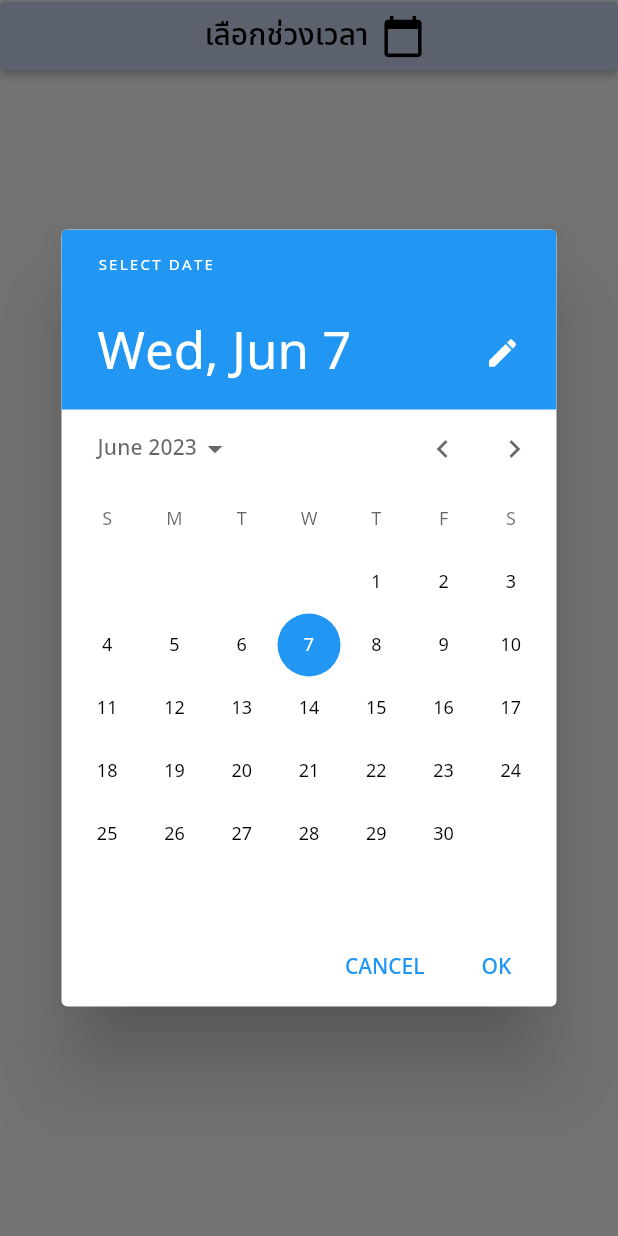
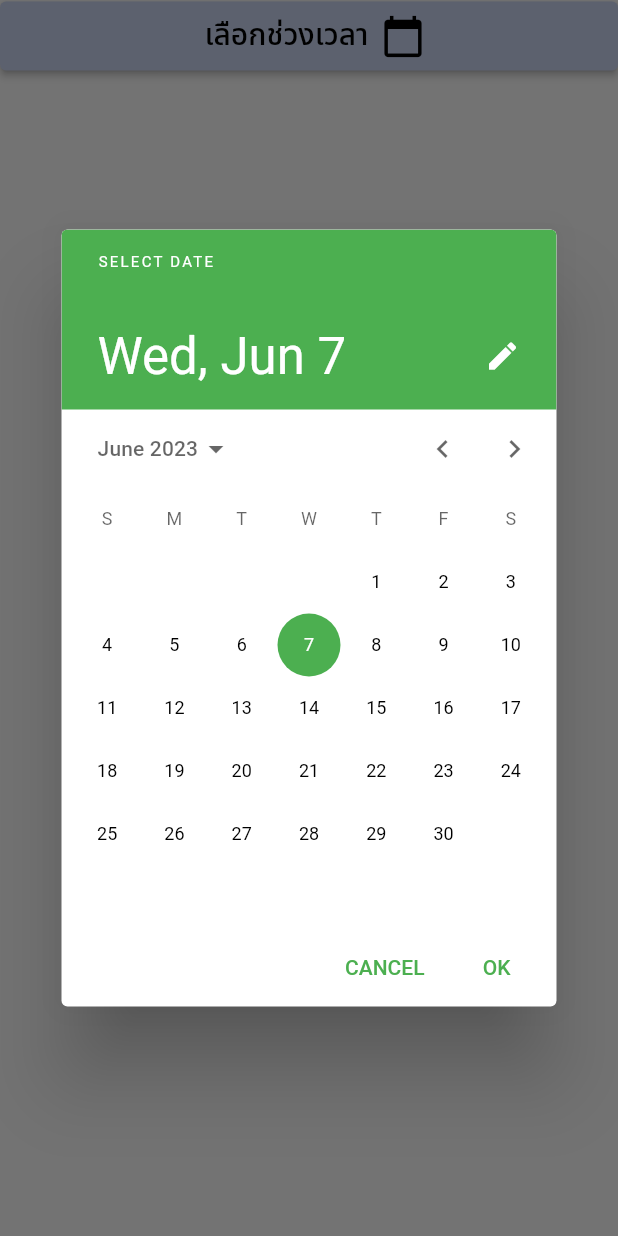
Before and after one commit to AINutritionProject/KinDeeUDee, a Flutter app: the SelectDate widget shown alone on an empty page, opened directly, after a tap on "เลือกช่วงเวลา", on a phone screen of 412 x 824 dp. Run offline on Flutter 3.47's test engine with Material 2 defaults, Android fonts, the phone set to English and light mode, and no system bars; our stand-ins replace camera, cloud_firestore, csv, dotted_border, email_validator, firebase_auth and 7 more; accounts and stored records are empty.

Commit message:
add. interval date

```diff
--- a/lib/pages/eat_history.dart
+++ b/lib/pages/eat_history.dart
@@ -64,8 +64,23 @@ class SelectDate extends StatefulWidget {
 class _SelectDateState extends State<SelectDate> {
   // ignore: non_constant_identifier_names
   bool Buttondate = false;
-  DateTime date = DateTime.now();
-
+  DateTime date1 = DateTime.now();
+  DateTime date2 = DateTime.now();
+  // ignore: non_constant_identifier_names
+  List<String> Mont = [
+    "ม.ค.",
+    "ก.พ.",
+    "มี.ค.",
+    "เม.ย.",
+    "พ.ค.",
+    "มิ.ย.",
+    "ก.ค.",
+    "ส.ค.",
+    "ก.ย.",
+    "ต.ค.",
+    "พ.ย.",
+    "ธ.ค."
+  ];
   @override
   Widget build(BuildContext context) {
     return ElevatedButton(
@@ -74,19 +89,71 @@ class _SelectDateState extends State<SelectDate> {
               MaterialStateProperty.all(const Color.fromRGBO(200, 211, 239, 1)),
         ),
         onPressed: () async {
-          DateTime? newDate = await showDatePicker(
+          DateTime? newDate1 = await showDatePicker(
               context: context,
-            initialDate: date,
+              initialDate: date1,
               firstDate: DateTime(2015, 8),
               lastDate: DateTime(2101),
+              builder: (BuildContext context, Widget? child) {
+                return Theme(
+                  data: ThemeData(
+                    primarySwatch: Colors.grey,
+                    splashColor: Colors.black,
+                    textTheme: const TextTheme(
+                      titleMedium: TextStyle(color: Colors.black),
+                      labelLarge: TextStyle(color: Colors.black),
+                    ),
+                    hintColor: Colors.black,
+                    colorScheme: ColorScheme.light(
+                        primary: Colors.green.shade500,
+                        onSecondary: Colors.black,
+                        onPrimary: Colors.white,
+                        surface: Colors.black,
+                        onSurface: Colors.black,
+                        secondary: Colors.black),
+                    dialogBackgroundColor: Colors.white,
+                  ),
+                  child: child ?? const Text(""),
                 );
-          if (newDate != null) {
+              });
+          if (newDate1 != null) {
+            // ignore: use_build_context_synchronously
+            DateTime? newDate2 = await showDatePicker(
+                context: context,
+                initialDate: date2,
+                firstDate: DateTime(2015, 8),
+                lastDate: DateTime(2101),
+                builder: (BuildContext context, Widget? child) {
+                  return Theme(
+                    data: ThemeData(
+                      primarySwatch: Colors.grey,
+                      splashColor: Colors.black,
+                      textTheme: const TextTheme(
+                        titleMedium: TextStyle(color: Colors.black),
+                        labelLarge: TextStyle(color: Colors.black),
+                      ),
+                      hintColor: Colors.black,
+                      colorScheme: const ColorScheme.light(
+                          primary: Color(0xffffbc00),
+                          onSecondary: Colors.black,
+                          onPrimary: Colors.white,
+                          surface: Colors.black,
+                          onSurface: Colors.black,
+                          secondary: Colors.black),
+                      dialogBackgroundColor: Colors.white,
+                    ),
+                    child: child ?? const Text(""),
+                  );
+                });
+            if (newDate2 != null) {
               setState(
                 () {
                   Buttondate = true;
-                date = newDate;
+                  date1 = newDate1;
+                  date2 = newDate2;
                 },
               );
+            }
           }
         },
         child: (Buttondate)
@@ -109,11 +176,17 @@ class _SelectDateState extends State<SelectDate> {
                               decoration: BoxDecoration(
                                   color: Colors.white,
                                   borderRadius: BorderRadius.circular(20.0)),
-                              child: Text(date.day.toString(),
+                              child: Text(
+                                (date1.day == date2.day)
+                                    ? date1.day.toString()
+                                    : "${date1.day}-${date2.day}",
                                 style: const TextStyle(
                                     color: Colors.black,
                                     fontSize: 18,
-                                      fontWeight: FontWeight.w700)))
+                                    fontWeight: FontWeight.w700),
+                                textAlign: TextAlign.center,
+                                overflow: TextOverflow.visible,
+                              ))
                         ],
                       )),
                   Expanded(
@@ -133,7 +206,9 @@ class _SelectDateState extends State<SelectDate> {
                                   color: Colors.white,
                                   borderRadius: BorderRadius.circular(20.0)),
                               child: Text(
-                                date.month.toString(),
+                                (date1.month == date2.month)
+                                    ? Mont[date1.month - 1]
+                                    : "${Mont[date1.month - 1]}-${Mont[date2.month - 1]}",
                                 style: const TextStyle(
                                     color: Colors.black,
                                     fontSize: 18,
@@ -155,11 +230,14 @@ class _SelectDateState extends State<SelectDate> {
                           ),
                           Container(
                               padding: const EdgeInsets.symmetric(
-                                  vertical: 5, horizontal: 20),
+                                  vertical: 5, horizontal: 10),
                               decoration: BoxDecoration(
                                   color: Colors.white,
                                   borderRadius: BorderRadius.circular(20.0)),
-                              child: Text(date.year.toString(),
+                              child: Text(
+                                  (date1.year == date2.year)
+                                      ? date1.year.toString()
+                                      : "${date1.year}-${date2.year}",
                                   style: const TextStyle(
                                       color: Colors.black,
                                       fontSize: 18,
@@ -267,7 +345,7 @@ class EatHistoryComponent extends StatelessWidget {
                 ))),
         const SizedBox(
             width: double.infinity,
-            height: 88,
+            height: 100,
             child: DecoratedBox(
                 decoration:
                     BoxDecoration(color: Color.fromRGBO(200, 211, 239, 1)),
```
Lines whose indentation alone changed are shown as unchanged.
